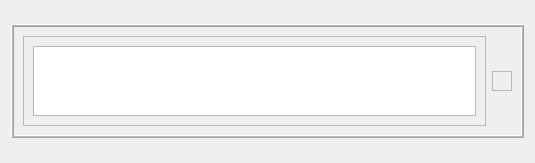
Before: the Qt Designer form forms/imageStackWidget.ui in isis-group/vast, drawn with Qt 5.
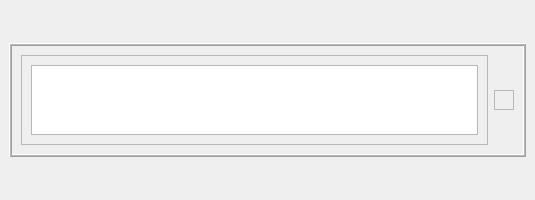
After: the same form once the commit is applied.

Patch:
```diff
--- a/forms/imageStackWidget.ui
+++ b/forms/imageStackWidget.ui
@@ -7,21 +7,45 @@
     <x>0</x>
     <y>0</y>
     <width>535</width>
-    <height>163</height>
+    <height>200</height>
    </rect>
   </property>
+  <property name="sizePolicy">
+   <sizepolicy hsizetype="Preferred" vsizetype="Maximum">
+    <horstretch>0</horstretch>
+    <verstretch>0</verstretch>
+   </sizepolicy>
+  </property>
+  <property name="minimumSize">
+   <size>
+    <width>300</width>
+    <height>100</height>
+   </size>
+  </property>
   <property name="windowTitle">
    <string>Form</string>
   </property>
-  <layout class="QGridLayout" name="gridLayout">
-   <item row="0" column="0">
+  <layout class="QVBoxLayout" name="verticalLayout" stretch="0">
+   <property name="spacing">
+    <number>9</number>
+   </property>
+   <property name="margin">
+    <number>9</number>
+   </property>
+   <item>
     <widget class="QFrame" name="frame">
      <property name="sizePolicy">
-      <sizepolicy hsizetype="Preferred" vsizetype="Maximum">
+      <sizepolicy hsizetype="Minimum" vsizetype="Maximum">
        <horstretch>0</horstretch>
        <verstretch>0</verstretch>
       </sizepolicy>
      </property>
+     <property name="minimumSize">
+      <size>
+       <width>300</width>
+       <height>80</height>
+      </size>
+     </property>
      <property name="frameShape">
       <enum>QFrame::Box</enum>
      </property>
@@ -32,6 +56,9 @@
       <number>1</number>
      </property>
      <layout class="QHBoxLayout" name="horizontalLayout">
+      <property name="bottomMargin">
+       <number>9</number>
+      </property>
       <item>
        <widget class="QFrame" name="frame_2">
         <property name="sizePolicy">
```
